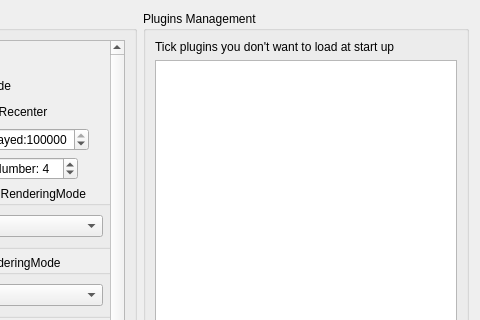
The window that Polyhedron/demo/Polyhedron/Preferences.ui (CGAL/cgal) describes before a commit, drawn with Qt 5; both pictures show x 151 to 631 and y 0 to 320 of the 631 by 526 pixel window.
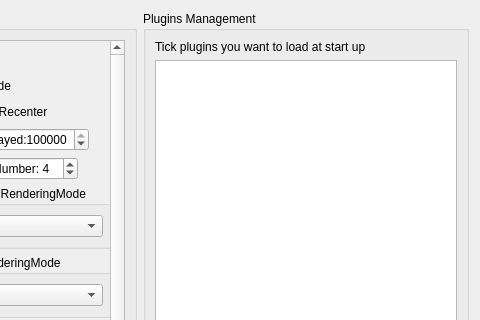
The same window after the commit.

Patch:
```diff
--- a/Polyhedron/demo/Polyhedron/Preferences.ui
+++ b/Polyhedron/demo/Polyhedron/Preferences.ui
@@ -311,7 +311,7 @@
         <item>
          <widget class="QLabel" name="label">
           <property name="text">
-           <string>Tick plugins you don't want to load at start up</string>
+           <string>Tick plugins you want to load at start up</string>
           </property>
          </widget>
         </item>
```
Left out of the diff: 2 changed lines with no effect on the pictures.
